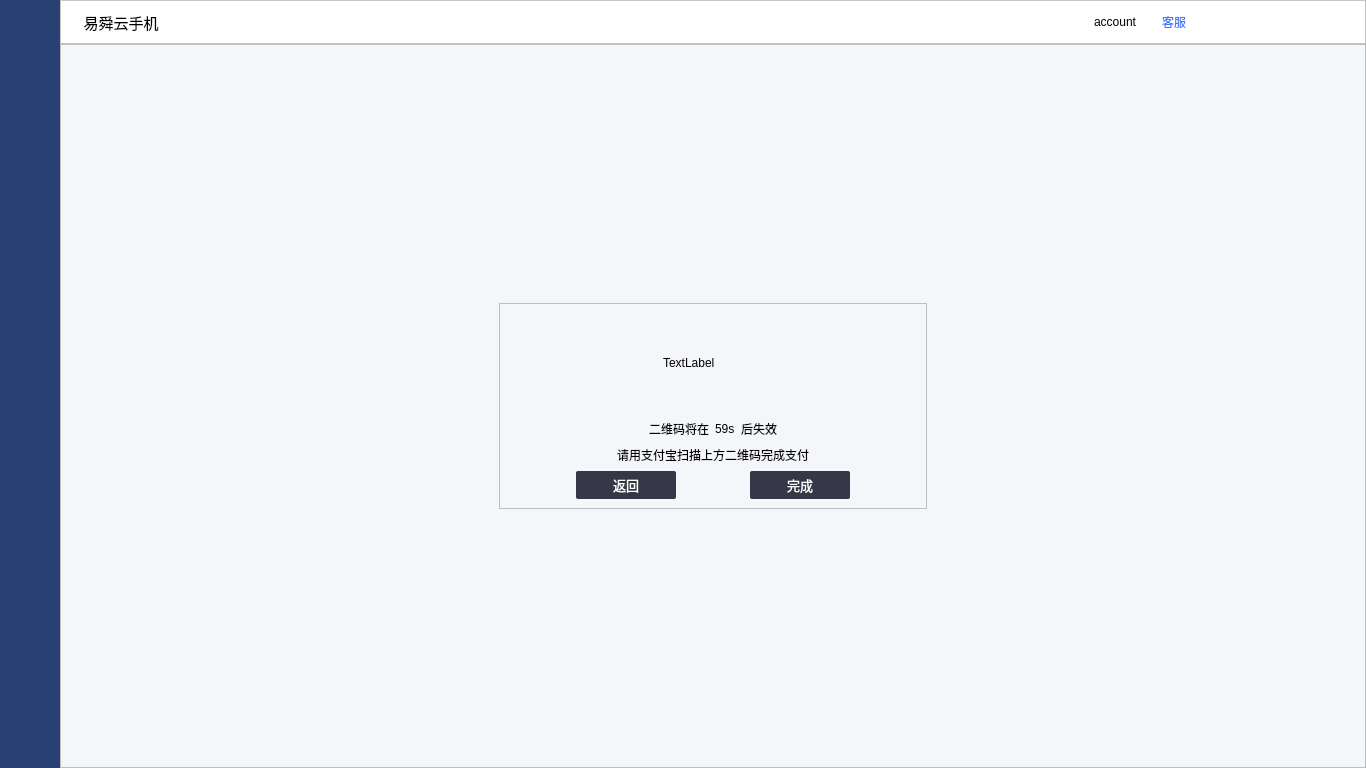
ZhouMei20220810/TEST, file mainwindow.ui: the form before one commit.
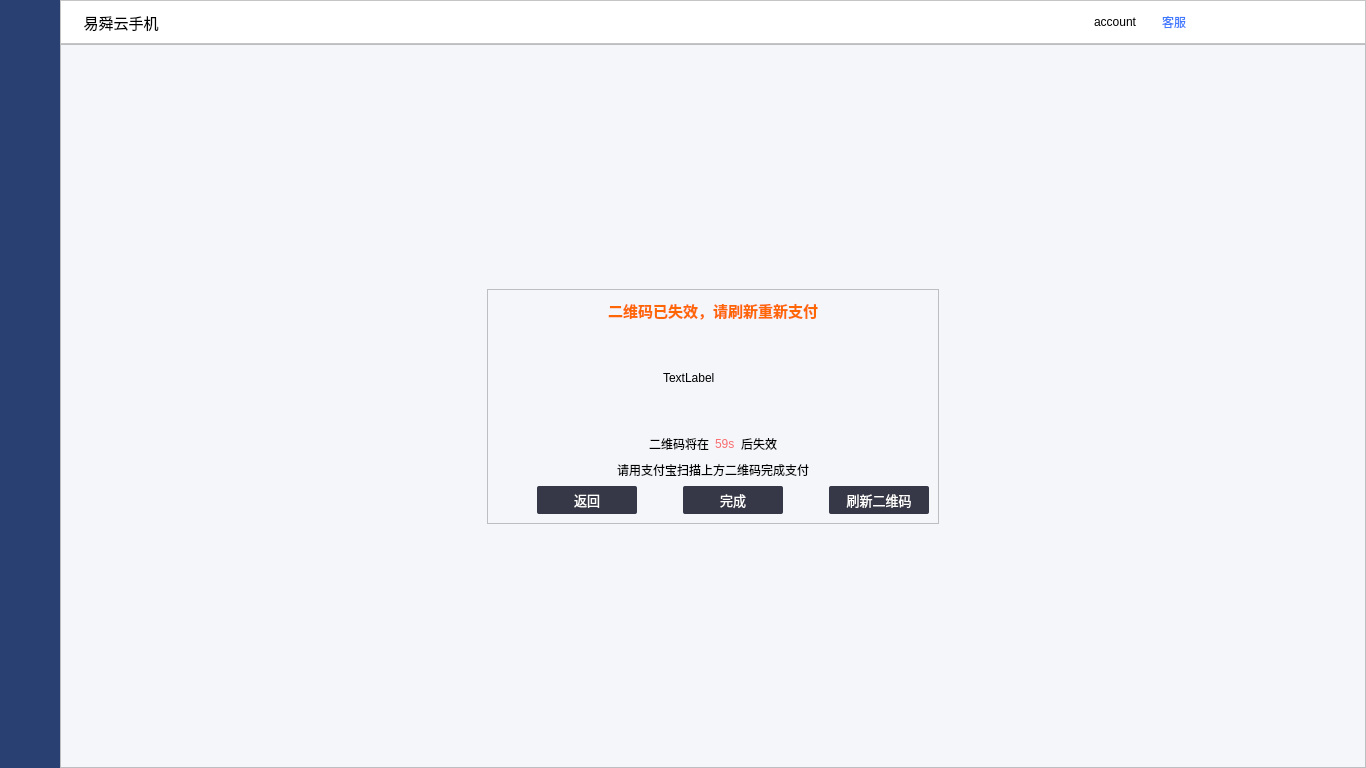
The form after the commit. The open tabs and pages were chosen to show the change. Icons and pictures are not drawn.

Commit message: 支付倒计时提示

```diff
--- a/mainwindow.ui
+++ b/mainwindow.ui
@@ -4201,6 +4201,25 @@
                   <enum>QFrame::Raised</enum>
                  </property>
                  <layout class="QVBoxLayout" name="verticalLayout_12">
+                  <item>
+                   <widget class="QLabel" name="labelPayTimeoutTip">
+                    <property name="font">
+                     <font>
+                      <pointsize>11</pointsize>
+                      <bold>true</bold>
+                     </font>
+                    </property>
+                    <property name="styleSheet">
+                     <string notr="true">color:#FF6705;font-weight:bold;</string>
+                    </property>
+                    <property name="text">
+                     <string>二维码已失效，请刷新重新支付</string>
+                    </property>
+                    <property name="alignment">
+                     <set>Qt::AlignCenter</set>
+                    </property>
+                   </widget>
+                  </item>
                   <item>
                    <layout class="QHBoxLayout" name="horizontalLayout_24">
                     <item>
@@ -4273,7 +4292,10 @@
                      </widget>
                     </item>
                     <item>
-                     <widget class="QLabel" name="label_21">
+                     <widget class="QLabel" name="labelTimer">
+                      <property name="styleSheet">
+                       <string notr="true">color:#F96D6F;</string>
+                      </property>
                       <property name="text">
                        <string>59s</string>
                       </property>
@@ -4481,6 +4503,60 @@
                       </property>
                      </spacer>
                     </item>
+                    <item>
+                     <widget class="QPushButton" name="btnRefreshQrCode">
+                      <property name="minimumSize">
+                       <size>
+                        <width>100</width>
+                        <height>28</height>
+                       </size>
+                      </property>
+                      <property name="font">
+                       <font>
+                        <pointsize>10</pointsize>
+                       </font>
+                      </property>
+                      <property name="cursor">
+                       <cursorShape>PointingHandCursor</cursorShape>
+                      </property>
+                      <property name="styleSheet">
+                       <string notr="true"> QPushButton {
+     border: 0px solid #555764;
+     border-radius:2px;
+	 background-color: #FF363847;
+	 color:#FFFFFFFF;
+ }
+QPushButton:hover
+{
+	border:0px solid  #FF27282B;
+	background-color: #FF27282B;
+}
+ QPushButton:pressed {
+     border: 0px solid #555764;
+     border-radius: 2px;
+	 background-color: #FF555764;
+	 color:#FFFFFFFF;
+ }
+QPushButton:disabled
+{
+ background-color: #FFC1C1C1;
+ color:#FFFFFFFF;
+}
+
+ QPushButton:flat {
+     border: none; /* no border for a flat push button */
+ }
+
+ QPushButton:default {
+     border-color: navy; /* make the default button prominent */
+ }
+</string>
+                      </property>
+                      <property name="text">
+                       <string>刷新二维码</string>
+                      </property>
+                     </widget>
+                    </item>
                    </layout>
                   </item>
                  </layout>
```
Left out of the diff: 8 changed lines with no effect on the pictures. The commit also changes 2 other files.
